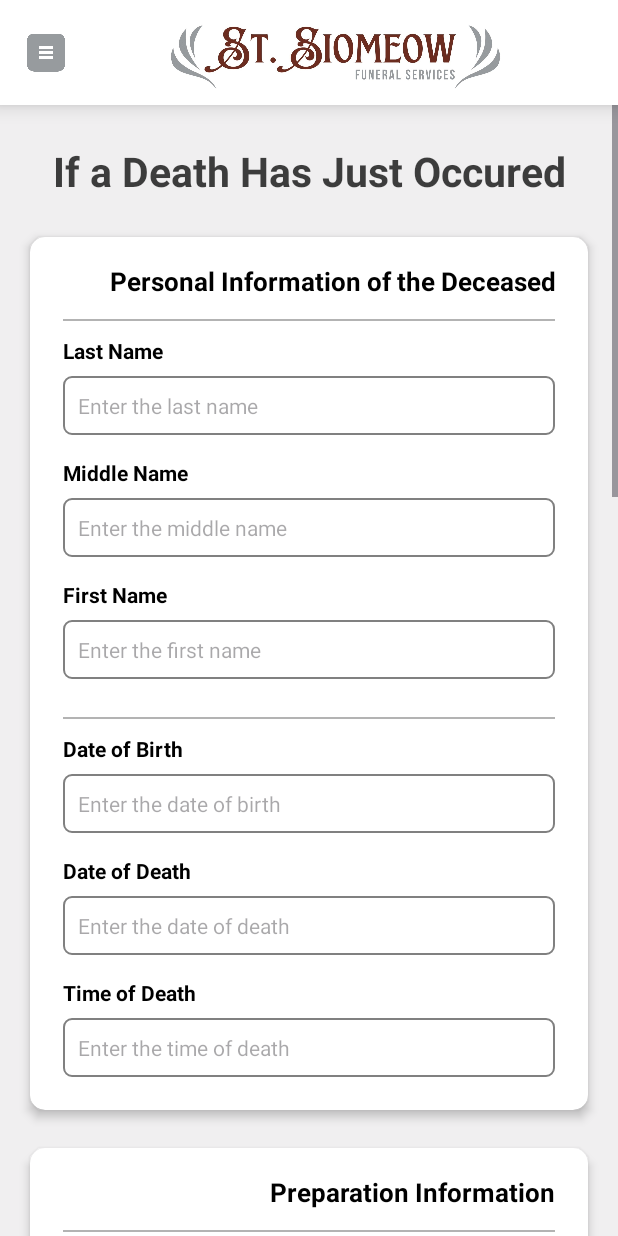
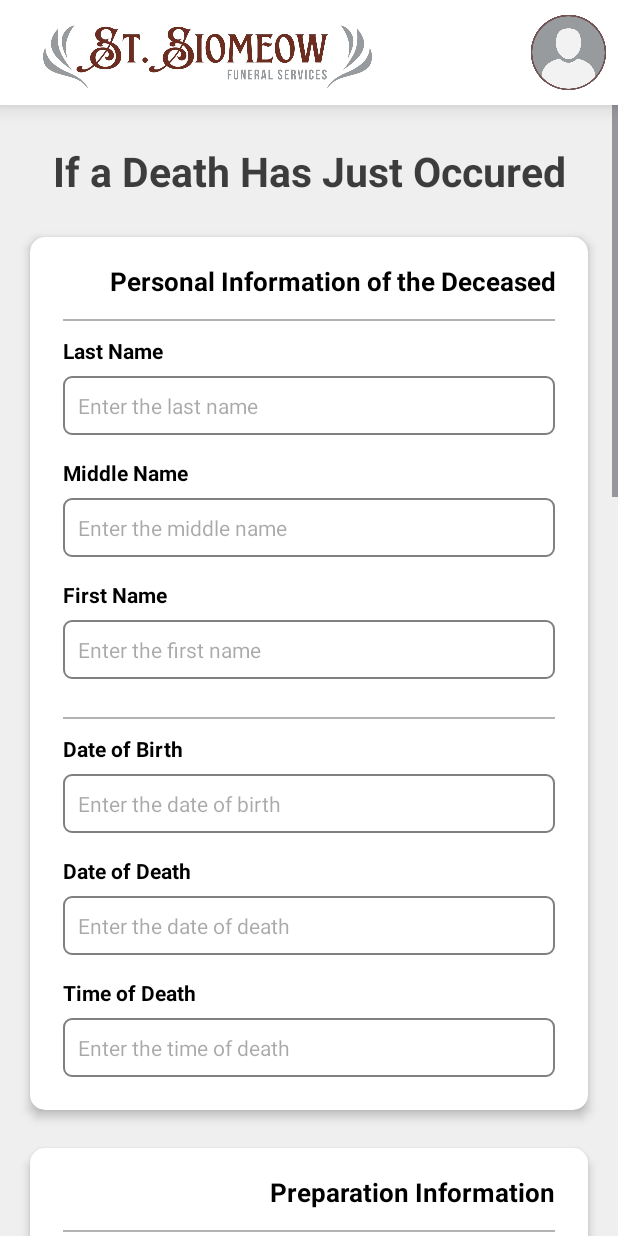
Before and after one commit to ShunMeizz/copyyMobDev, an Android app: the ImmediateNeedForm screen opened directly, with no data from a screen before it, on a phone screen of 412 x 824 dp. Run offline under Robolectric (Android 15) with nearby library versions, the phone set to English and light mode, and no system bars; Roboto replaces fonts that are not available here.

Commit message:
updated -jake

```diff
--- a/app/src/main/res/layout/activity_immediate_need_form.xml
+++ b/app/src/main/res/layout/activity_immediate_need_form.xml
@@ -48,6 +48,13 @@
                     android:layout_height="wrap_content"
                     android:layout_weight="1"
                     app:srcCompat="@drawable/siomeow_header" />
+
+                <ImageView
+                    android:id="@+id/imageView2"
+                    android:layout_width="wrap_content"
+                    android:layout_height="wrap_content"
+                    android:layout_weight="1"
+                    app:srcCompat="@drawable/userprofile" />
 
             </LinearLayout>
 
```
